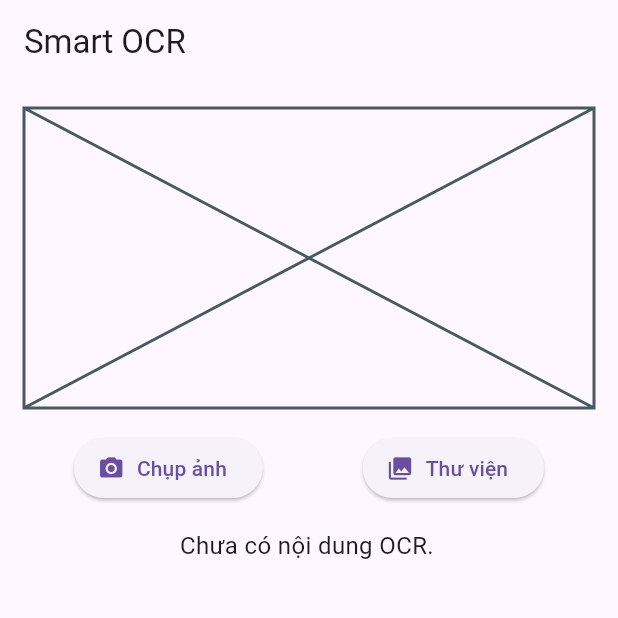
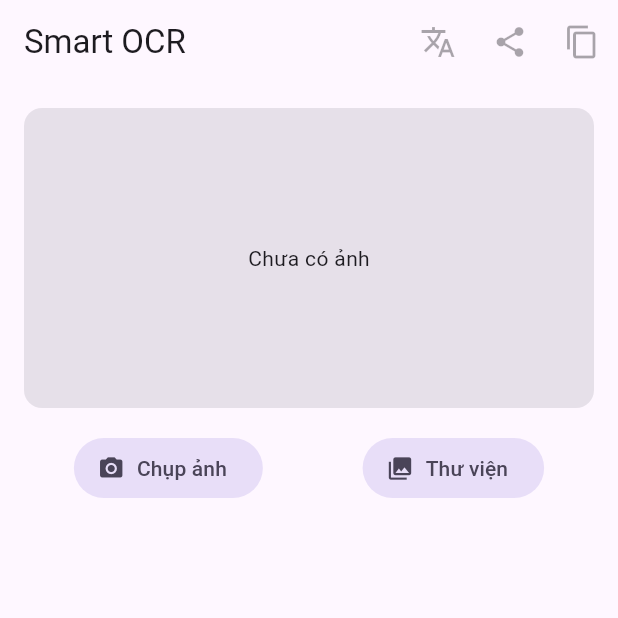
Before and after one commit to letranbaosuong/smart_ocr, a Flutter app: the screen it shows after launch, on a phone screen of 412 x 824 dp, the top half of it. Run offline on Flutter 3.47's test engine with Material 3 defaults, Android fonts, the light colour scheme and no system bars; our stand-ins replace image_picker, share_plus; missing offline and left inert: google_mlkit_text_recognition, translator.

Commit message:
update feature: translate, share, copy

```diff
--- a/lib/main.dart
+++ b/lib/main.dart
@@ -1,7 +1,11 @@
 import 'dart:io';
+
 import 'package:flutter/material.dart';
+import 'package:flutter/services.dart';
 import 'package:google_mlkit_text_recognition/google_mlkit_text_recognition.dart';
 import 'package:image_picker/image_picker.dart';
+import 'package:share_plus/share_plus.dart';
+import 'package:translator/translator.dart';
 
 void main() => runApp(const SmartOCRApp());
 
@@ -12,10 +16,9 @@ class SmartOCRApp extends StatelessWidget {
   Widget build(BuildContext context) {
     return MaterialApp(
       title: 'Smart OCR',
-      theme: ThemeData(
-        primarySwatch: Colors.deepPurple,
-        useMaterial3: true,
-      ),
+      themeMode: ThemeMode.system,
+      theme: ThemeData.light(useMaterial3: true),
+      darkTheme: ThemeData.dark(useMaterial3: true),
       home: const OCRHomePage(),
     );
   }
@@ -30,14 +33,15 @@ class OCRHomePage extends StatefulWidget {
 
 class _OCRHomePageState extends State<OCRHomePage> {
   File? _image;
-  String _recognizedText = '';
+  List<String> _recognizedLines = [];
   bool _loading = false;
-
   final ImagePicker _picker = ImagePicker();
+  String _translatedText = '';
 
   Future<void> _getImage(ImageSource source) async {
     setState(() {
-      _recognizedText = '';
+      _recognizedLines = [];
+      _translatedText = '';
       _loading = true;
     });
 
@@ -58,37 +62,95 @@ class _OCRHomePageState extends State<OCRHomePage> {
     final textRecognizer = TextRecognizer(script: TextRecognitionScript.latin);
 
     try {
-      final RecognizedText recognizedText = await textRecognizer.processImage(inputImage);
-      setState(() => _recognizedText = recognizedText.text);
+      final RecognizedText recognizedText = await textRecognizer.processImage(
+        inputImage,
+      );
+      setState(
+        () =>
+            _recognizedLines =
+                recognizedText.blocks.map((block) => block.text).toList(),
+      );
     } catch (e) {
-      setState(() => _recognizedText = 'Error: ${e.toString()}');
+      setState(() => _recognizedLines = ['Error: ${e.toString()}']);
     } finally {
       textRecognizer.close();
       setState(() => _loading = false);
     }
   }
 
+  Future<void> _translateText() async {
+    final translator = GoogleTranslator();
+    final text = _recognizedLines.join("\n");
+    final translation = await translator.translate(text, to: 'vi');
+    setState(() => _translatedText = translation.text);
+  }
+
   @override
   Widget build(BuildContext context) {
     return Scaffold(
-      appBar: AppBar(title: const Text('Smart OCR')),
+      appBar: AppBar(
+        title: const Text('Smart OCR'),
+        actions: [
+          IconButton(
+            icon: const Icon(Icons.translate),
+            onPressed: _recognizedLines.isNotEmpty ? _translateText : null,
+            tooltip: 'Dịch văn bản',
+          ),
+          IconButton(
+            icon: const Icon(Icons.share),
+            onPressed:
+                _recognizedLines.isNotEmpty
+                    ? () => SharePlus.instance.share(
+                      ShareParams(text: _recognizedLines.join(" ")),
+                    )
+                    : null,
+            tooltip: 'Chia sẻ',
+          ),
+          IconButton(
+            icon: const Icon(Icons.copy),
+            onPressed:
+                _recognizedLines.isNotEmpty
+                    ? () {
+                      Clipboard.setData(
+                        ClipboardData(text: _recognizedLines.join("\n")),
+                      );
+                      ScaffoldMessenger.of(context).showSnackBar(
+                        const SnackBar(content: Text('Đã sao chép văn bản.')),
+                      );
+                    }
+                    : null,
+            tooltip: 'Sao chép',
+          ),
+        ],
+      ),
       body: Padding(
         padding: const EdgeInsets.all(16.0),
         child: Column(
           children: [
             _image != null
-                ? Image.file(_image!, height: 200)
-                : const Placeholder(fallbackHeight: 200),
+                ? ClipRRect(
+                  borderRadius: BorderRadius.circular(12),
+                  child: Image.file(_image!, height: 200),
+                )
+                : Container(
+                  height: 200,
+                  decoration: BoxDecoration(
+                    color:
+                        Theme.of(context).colorScheme.surfaceContainerHighest,
+                    borderRadius: BorderRadius.circular(12),
+                  ),
+                  child: const Center(child: Text('Chưa có ảnh')),
+                ),
             const SizedBox(height: 16),
             Row(
               mainAxisAlignment: MainAxisAlignment.spaceAround,
               children: [
-                ElevatedButton.icon(
+                FilledButton.tonalIcon(
                   onPressed: () => _getImage(ImageSource.camera),
                   icon: const Icon(Icons.camera_alt),
                   label: const Text('Chụp ảnh'),
                 ),
-                ElevatedButton.icon(
+                FilledButton.tonalIcon(
                   onPressed: () => _getImage(ImageSource.gallery),
                   icon: const Icon(Icons.photo_library),
                   label: const Text('Thư viện'),
@@ -99,15 +161,31 @@ class _OCRHomePageState extends State<OCRHomePage> {
             _loading
                 ? const CircularProgressIndicator()
                 : Expanded(
-              child: SingleChildScrollView(
-                child: SelectableText(
-                  _recognizedText.isNotEmpty
-                      ? _recognizedText
-                      : 'Chưa có nội dung OCR.',
-                  style: const TextStyle(fontSize: 16),
+                  child: ListView(
+                    children: [
+                      ..._recognizedLines.map(
+                        (line) => Padding(
+                          padding: const EdgeInsets.symmetric(vertical: 4.0),
+                          child: Text(
+                            line,
+                            style: const TextStyle(fontSize: 16),
+                          ),
+                        ),
+                      ),
+                      if (_translatedText.isNotEmpty) ...[
+                        const Divider(),
+                        const Text(
+                          "\n\u{1F1FA}\u{1F1F8} Dịch sang tiếng Việt:",
+                          style: TextStyle(fontWeight: FontWeight.bold),
+                        ),
+                        Text(
+                          _translatedText,
+                          style: const TextStyle(color: Colors.teal),
+                        ),
+                      ],
+                    ],
+                  ),
                 ),
-              ),
-            ),
           ],
         ),
       ),
--- a/pubspec.yaml
+++ b/pubspec.yaml
@@ -32,7 +32,8 @@ dependencies:
     sdk: flutter
   google_mlkit_text_recognition: ^0.15.0
   image_picker: ^1.1.2
-  path_provider: ^2.1.5
+  share_plus: ^11.0.0
+  translator: ^1.0.3+1
 
   # The following adds the Cupertino Icons font to your application.
   # Use with the CupertinoIcons class for iOS style icons.
```
Also changed, not shown: pubspec.lock, 5 other files.
